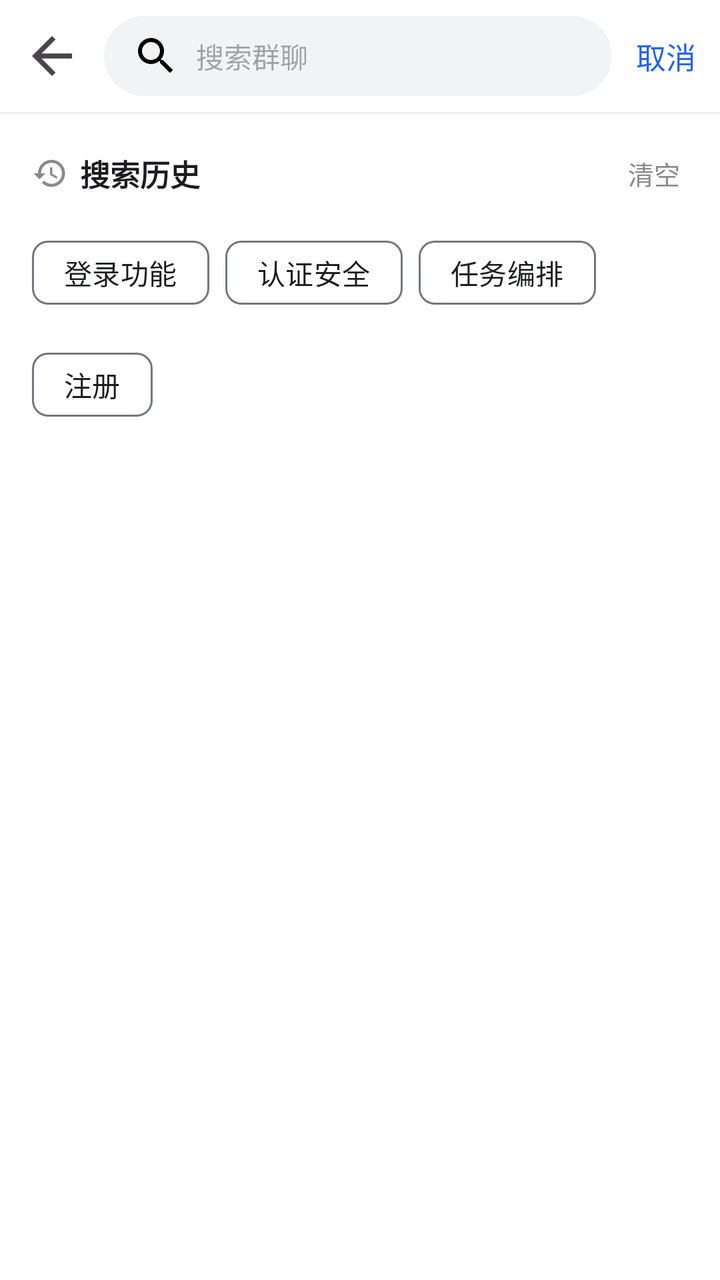
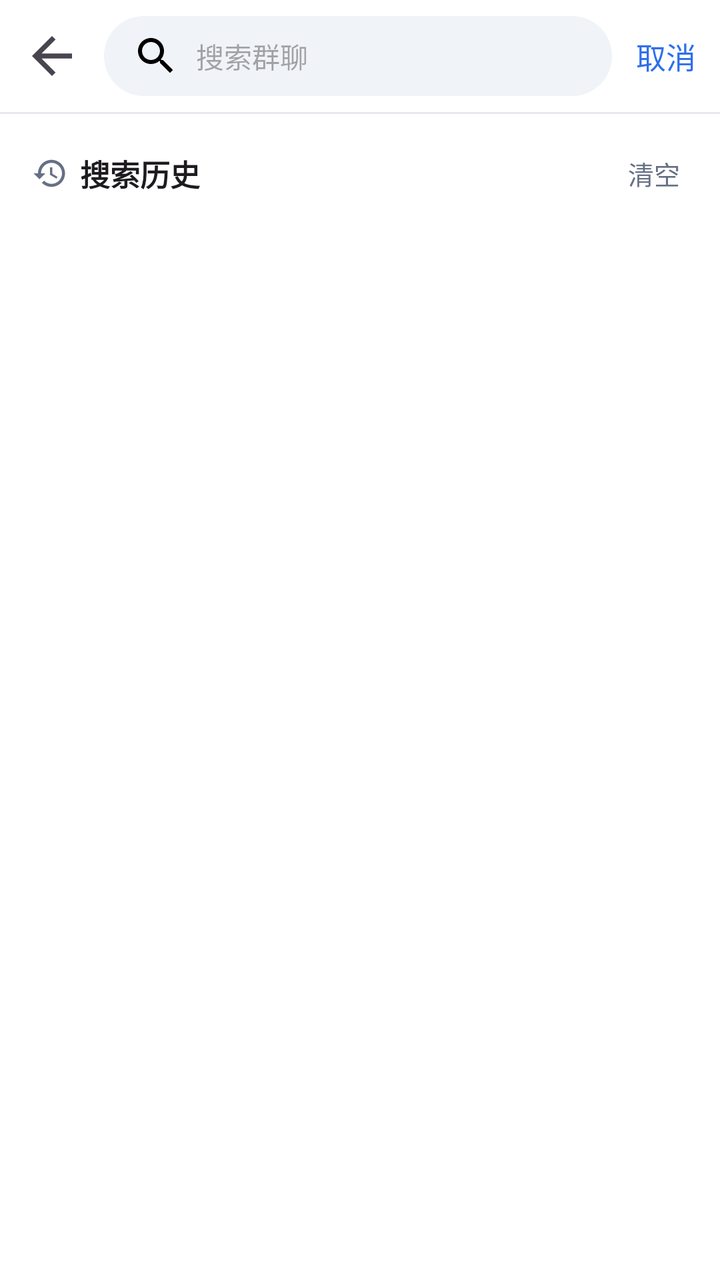

Before-and-after screenshots of an Android layout around one commit, followed by the original layout XML and the change that was made.
<!-- AndroidManifest.xml: application theme Theme.Qgent -->
<!-- res/layout/fragment_search.xml -->
<?xml version="1.0" encoding="utf-8"?>
<LinearLayout xmlns:android="http://schemas.android.com/apk/res/android"
    xmlns:app="http://schemas.android.com/apk/res-auto"
    xmlns:tools="http://schemas.android.com/tools"
    android:layout_width="match_parent"
    android:layout_height="match_parent"
    android:background="?attr/colorSurface"
    android:orientation="vertical"
    tools:context=".ui.search.SearchFragment">

    
    <LinearLayout
        android:layout_width="match_parent"
        android:layout_height="wrap_content"
        android:gravity="center_vertical"
        android:orientation="horizontal"
        android:paddingStart="4dp"
        android:paddingTop="6dp"
        android:paddingEnd="8dp"
        android:paddingBottom="6dp">

        <ImageButton
            android:id="@+id/btnSearchBack"
            android:layout_width="44dp"
            android:layout_height="44dp"
            android:background="?attr/selectableItemBackgroundBorderless"
            android:contentDescription="@string/action_back"
            android:src="@drawable/ic_back"
            app:tint="?attr/colorControlNormal" />

        <EditText
            android:id="@+id/etSearch"
            android:layout_width="0dp"
            android:layout_height="40dp"
            android:layout_marginStart="4dp"
            android:layout_weight="1"
            android:background="@drawable/bg_search_box"
            android:drawableStart="@drawable/ic_search"
            android:drawablePadding="8dp"
            android:hint="@string/search_placeholder"
            android:imeOptions="actionSearch"
            android:inputType="text"
            android:maxLines="1"
            android:paddingStart="14dp"
            android:paddingEnd="8dp"
            android:textColor="?android:attr/textColorPrimary"
            android:textSize="14sp" />

        <TextView
            android:id="@+id/tvSearchCancel"
            android:layout_width="wrap_content"
            android:layout_height="wrap_content"
            android:layout_marginStart="8dp"
            android:clickable="true"
            android:focusable="true"
            android:padding="4dp"
            android:text="@string/search_cancel"
            android:textColor="@color/primary"
            android:textSize="15sp" />
    </LinearLayout>

    <View
        android:layout_width="match_parent"
        android:layout_height="1dp"
        android:background="@color/divider" />

    
    <LinearLayout
        android:id="@+id/historyContainer"
        android:layout_width="match_parent"
        android:layout_height="wrap_content"
        android:orientation="vertical"
        android:paddingStart="16dp"
        android:paddingTop="16dp"
        android:paddingEnd="16dp">

        <LinearLayout
            android:layout_width="match_parent"
            android:layout_height="wrap_content"
            android:gravity="center_vertical"
            android:orientation="horizontal">

            <ImageView
                android:layout_width="18dp"
                android:layout_height="18dp"
                android:contentDescription="@string/search_history_title"
                android:src="@drawable/ic_history"
                app:tint="@color/text_secondary" />

            <TextView
                android:layout_width="wrap_content"
                android:layout_height="wrap_content"
                android:layout_marginStart="6dp"
                android:text="@string/search_history_title"
                android:textColor="?android:attr/textColorPrimary"
                android:textSize="15sp"
                android:textStyle="bold" />

            <Space
                android:layout_width="0dp"
                android:layout_height="1dp"
                android:layout_weight="1" />

            <TextView
                android:id="@+id/btnClearHistory"
                android:layout_width="wrap_content"
                android:layout_height="wrap_content"
                android:clickable="true"
                android:focusable="true"
                android:padding="4dp"
                android:text="@string/search_history_clear"
                android:textColor="@color/text_secondary"
                android:textSize="13sp" />
        </LinearLayout>

        <com.google.android.material.chip.ChipGroup
            android:id="@+id/chipGroupHistory"
            android:layout_width="match_parent"
            android:layout_height="wrap_content"
            android:layout_marginTop="12dp">

            <com.google.android.material.chip.Chip
                android:layout_width="wrap_content"
                android:layout_height="wrap_content"
                android:text="登录功能" />

            <com.google.android.material.chip.Chip
                android:layout_width="wrap_content"
                android:layout_height="wrap_content"
                android:text="认证安全" />

            <com.google.android.material.chip.Chip
                android:layout_width="wrap_content"
                android:layout_height="wrap_content"
                android:text="任务编排" />

            <com.google.android.material.chip.Chip
                android:layout_width="wrap_content"
                android:layout_height="wrap_content"
                android:text="注册" />
        </com.google.android.material.chip.ChipGroup>

        <TextView
            android:id="@+id/tvHistoryEmpty"
            android:layout_width="wrap_content"
            android:layout_height="wrap_content"
            android:layout_gravity="center_horizontal"
            android:layout_marginTop="24dp"
            android:text="@string/search_history_empty"
            android:textColor="@color/text_secondary"
            android:visibility="gone" />
    </LinearLayout>

    
    <FrameLayout
        android:layout_width="match_parent"
        android:layout_height="0dp"
        android:layout_weight="1">

        <androidx.recyclerview.widget.RecyclerView
            android:id="@+id/rvSearchResults"
            android:layout_width="match_parent"
            android:layout_height="match_parent"
            android:clipToPadding="false"
            android:paddingTop="4dp"
            android:visibility="gone" />

        <TextView
            android:id="@+id/tvNoResults"
            android:layout_width="wrap_content"
            android:layout_height="wrap_content"
            android:layout_gravity="center"
            android:text="@string/search_no_results"
            android:textColor="@color/text_secondary"
            android:textSize="15sp"
            android:visibility="gone" />
    </FrameLayout>

</LinearLayout>
<!-- resources referenced by this layout -->
<resources>
  <color name="divider">#EEEFF1</color>
  <color name="primary">#2563EB</color>
  <color name="text_secondary">#8A8A8E</color>
  <!-- drawable bg_search_box (drawable) -->
  <shape xmlns:android="http://schemas.android.com/apk/res/android"
      android:shape="rectangle">
      <solid android:color="@color/bg_search" />
      <corners android:radius="20dp" />
  </shape>
  <!-- drawable ic_back (drawable) -->
  <vector xmlns:android="http://schemas.android.com/apk/res/android"
      android:width="30dp"
      android:height="30dp"
      android:viewportWidth="24"
      android:viewportHeight="24">
      <path
          android:fillColor="#FF000000"
          android:pathData="M20,11L7.83,11l5.59,-5.59L12,4l-8,8 8,8 1.41,-1.41L7.83,13L20,13v-2z" />
  </vector>
  <!-- drawable ic_history (drawable) -->
  <vector xmlns:android="http://schemas.android.com/apk/res/android"
      android:width="24dp"
      android:height="24dp"
      android:viewportWidth="24"
      android:viewportHeight="24">
      <path
          android:fillColor="#FF000000"
          android:pathData="M13,3c-4.97,0 -9,4.03 -9,9L1,12l3.89,3.89 0.07,0.14L9,12L6,12c0,-3.87 3.13,-7 7,-7s7,3.13 7,7 -3.13,7 -7,7c-1.93,0 -3.68,-0.79 -4.94,-2.06l-1.42,1.42C8.27,19.99 10.51,21 13,21c4.97,0 9,-4.03 9,-9s-4.03,-9 -9,-9zM12,8v5l4.28,2.54 0.72,-1.21 -3.5,-2.08L13.5,8L12,8z" />
  </vector>
  <!-- drawable ic_search (drawable) -->
  <vector xmlns:android="http://schemas.android.com/apk/res/android"
      android:width="24dp"
      android:height="24dp"
      android:viewportWidth="24"
      android:viewportHeight="24">
      <path
          android:fillColor="#FF000000"
          android:pathData="M15.5,14h-0.79l-0.28,-0.27C15.41,12.59 16,11.11 16,9.5 16,5.91 13.09,3 9.5,3S3,5.91 3,9.5 5.91,16 9.5,16c1.61,0 3.09,-0.59 4.23,-1.57l0.27,0.28v0.79l5,4.99L20.49,19l-4.99,-5zM9.5,14C7.01,14 5,11.99 5,9.5S7.01,5 9.5,5 14,7.01 14,9.5 11.99,14 9.5,14z" />
  </vector>
  <string name="action_back">返回</string>
  <string name="search_cancel">取消</string>
  <string name="search_history_clear">清空</string>
  <string name="search_history_empty">暂无搜索历史</string>
  <string name="search_history_title">搜索历史</string>
  <string name="search_no_results">未找到相关群聊</string>
  <string name="search_placeholder">搜索群聊</string>
  <style name="Theme.Qgent" parent="Base.Theme.Qgent" />
  <color name="bg_search">#F2F3F5</color>
  <style name="Base.Theme.Qgent" parent="Theme.Material3.DayNight.NoActionBar">
          <item name="colorPrimary">@color/navy</item>
          <item name="colorOnPrimary">@color/white</item>
          <item name="colorPrimaryContainer">@color/blue_tint</item>
          <item name="colorOnPrimaryContainer">@color/navy</item>
          <item name="colorSecondary">@color/slate_gray</item>
          <item name="colorOnSecondary">@color/white</item>
          <item name="android:colorBackground">@color/off_white</item>
          <item name="colorSurface">@color/white</item>
          <item name="colorOnSurface">@color/charcoal</item>
          <item name="colorOnBackground">@color/charcoal</item>
          <item name="colorOutline">@color/gray</item>
          <item name="colorSurfaceVariant">@color/light_gray</item>
          <item name="colorOnSurfaceVariant">@color/gray_dark</item>
          <item name="android:statusBarColor">@android:color/transparent</item>
      </style>
  <color name="navy">#00183A</color>
  <color name="white">#FFFFFFFF</color>
  <color name="blue_tint">#D6E2F5</color>
  <color name="slate_gray">#55617C</color>
  <color name="off_white">#F6F8FB</color>
  <color name="charcoal">#1A1C1E</color>
  <color name="gray">#74777F</color>
  <color name="light_gray">#E9EAF2</color>
  <color name="gray_dark">#44474F</color>
</resources>

<!-- the commit's change to res/layout/fragment_search.xml (unified diff, before → after) -->
@@ -117,28 +117,7 @@
             android:id="@+id/chipGroupHistory"
             android:layout_width="match_parent"
             android:layout_height="wrap_content"
-            android:layout_marginTop="12dp">
-
-            <com.google.android.material.chip.Chip
-                android:layout_width="wrap_content"
-                android:layout_height="wrap_content"
-                android:text="登录功能" />
-
-            <com.google.android.material.chip.Chip
-                android:layout_width="wrap_content"
-                android:layout_height="wrap_content"
-                android:text="认证安全" />
-
-            <com.google.android.material.chip.Chip
-                android:layout_width="wrap_content"
-                android:layout_height="wrap_content"
-                android:text="任务编排" />
-
-            <com.google.android.material.chip.Chip
-                android:layout_width="wrap_content"
-                android:layout_height="wrap_content"
-                android:text="注册" />
-        </com.google.android.material.chip.ChipGroup>
+            android:layout_marginTop="12dp" />
 
         <TextView
             android:id="@+id/tvHistoryEmpty"
<!-- resource entries referenced after the edit -->
@@ -1,8 +1,8 @@
 <!-- resources referenced by this layout -->
 <resources>
-  <color name="divider">#EEEFF1</color>
-  <color name="primary">#2563EB</color>
-  <color name="text_secondary">#8A8A8E</color>
+  <color name="divider">#E6EAF0</color>
+  <color name="primary">#2F6FED</color>
+  <color name="text_secondary">#667085</color>
   <!-- drawable bg_search_box (drawable) -->
   <shape xmlns:android="http://schemas.android.com/apk/res/android"
       android:shape="rectangle">
@@ -47,14 +47,16 @@
   <string name="search_no_results">未找到相关群聊</string>
   <string name="search_placeholder">搜索群聊</string>
   <style name="Theme.Qgent" parent="Base.Theme.Qgent" />
-  <color name="bg_search">#F2F3F5</color>
+  <color name="bg_search">#F0F3F7</color>
   <style name="Base.Theme.Qgent" parent="Theme.Material3.DayNight.NoActionBar">
-          <item name="colorPrimary">@color/navy</item>
+          <item name="colorPrimary">@color/primary</item>
           <item name="colorOnPrimary">@color/white</item>
-          <item name="colorPrimaryContainer">@color/blue_tint</item>
-          <item name="colorOnPrimaryContainer">@color/navy</item>
-          <item name="colorSecondary">@color/slate_gray</item>
+          <item name="colorPrimaryContainer">@color/primary_container</item>
+          <item name="colorOnPrimaryContainer">@color/on_primary_container</item>
+          <item name="colorSecondary">@color/teal</item>
           <item name="colorOnSecondary">@color/white</item>
+          <item name="colorTertiary">@color/status_yellow</item>
+          <item name="colorOnTertiary">@color/white</item>
           <item name="android:colorBackground">@color/off_white</item>
           <item name="colorSurface">@color/white</item>
           <item name="colorOnSurface">@color/charcoal</item>
@@ -64,14 +66,15 @@
           <item name="colorOnSurfaceVariant">@color/gray_dark</item>
           <item name="android:statusBarColor">@android:color/transparent</item>
       </style>
-  <color name="navy">#00183A</color>
   <color name="white">#FFFFFFFF</color>
-  <color name="blue_tint">#D6E2F5</color>
-  <color name="slate_gray">#55617C</color>
-  <color name="off_white">#F6F8FB</color>
-  <color name="charcoal">#1A1C1E</color>
-  <color name="gray">#74777F</color>
-  <color name="light_gray">#E9EAF2</color>
-  <color name="gray_dark">#44474F</color>
+  <color name="primary_container">#E6F0FF</color>
+  <color name="on_primary_container">#001B3C</color>
+  <color name="teal">#137C8A</color>
+  <color name="status_yellow">#B7791F</color>
+  <color name="off_white">#F7F8FA</color>
+  <color name="charcoal">#17202A</color>
+  <color name="gray">#7B8794</color>
+  <color name="light_gray">#E4E9F0</color>
+  <color name="gray_dark">#4B5563</color>
 </resources>
 
